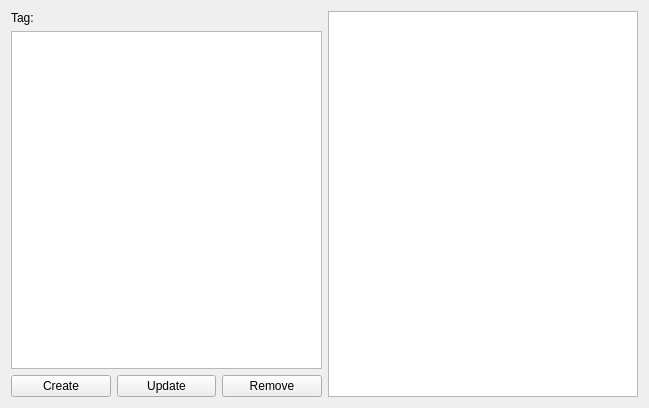
Qt form Views/tagview.ui (ArkadiuszStanislawLega/Flashcards_Qt) before a commit.
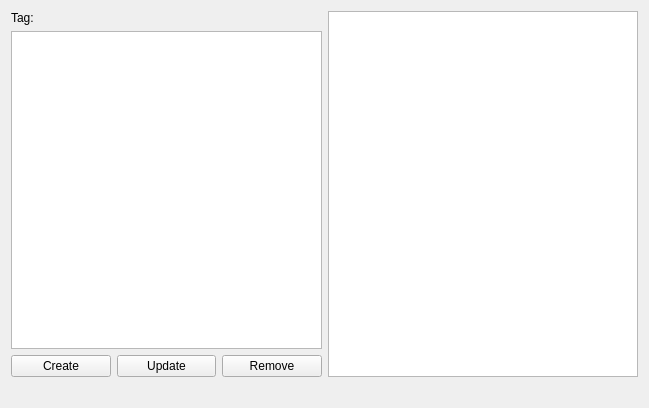
The same form after that commit.

Commit message: Update tag view - ui file - added info label.

```diff
--- a/Views/tagview.ui
+++ b/Views/tagview.ui
@@ -13,7 +13,9 @@
   <property name="windowTitle">
    <string>Form</string>
   </property>
-  <layout class="QHBoxLayout" name="horizontalLayout_2">
+  <layout class="QVBoxLayout" name="vl_main">
+        <item>
+        <layout class="QHBoxLayout" name="hl_left">
    <item>
     <layout class="QVBoxLayout" name="verticalLayout">
      <item>
@@ -57,6 +59,18 @@
     <widget class="QListView" name="lv_created_tags">
      <property name="editTriggers">
       <set>QAbstractItemView::NoEditTriggers</set>
+          </property>
+         </widget>
+        </item>
+        </layout>
+        </item>
+        <item>
+         <widget class="QLabel" name="label">
+           <property name="autoFillBackground">
+            <bool>true</bool>
+           </property>
+           <property name="text">
+            <string/>
      </property>
     </widget>
    </item>
```
Left out of the diff: 6 changed lines with no effect on the pictures. Lines whose indentation alone changed are shown as unchanged. The commit also changes 1 other file.
